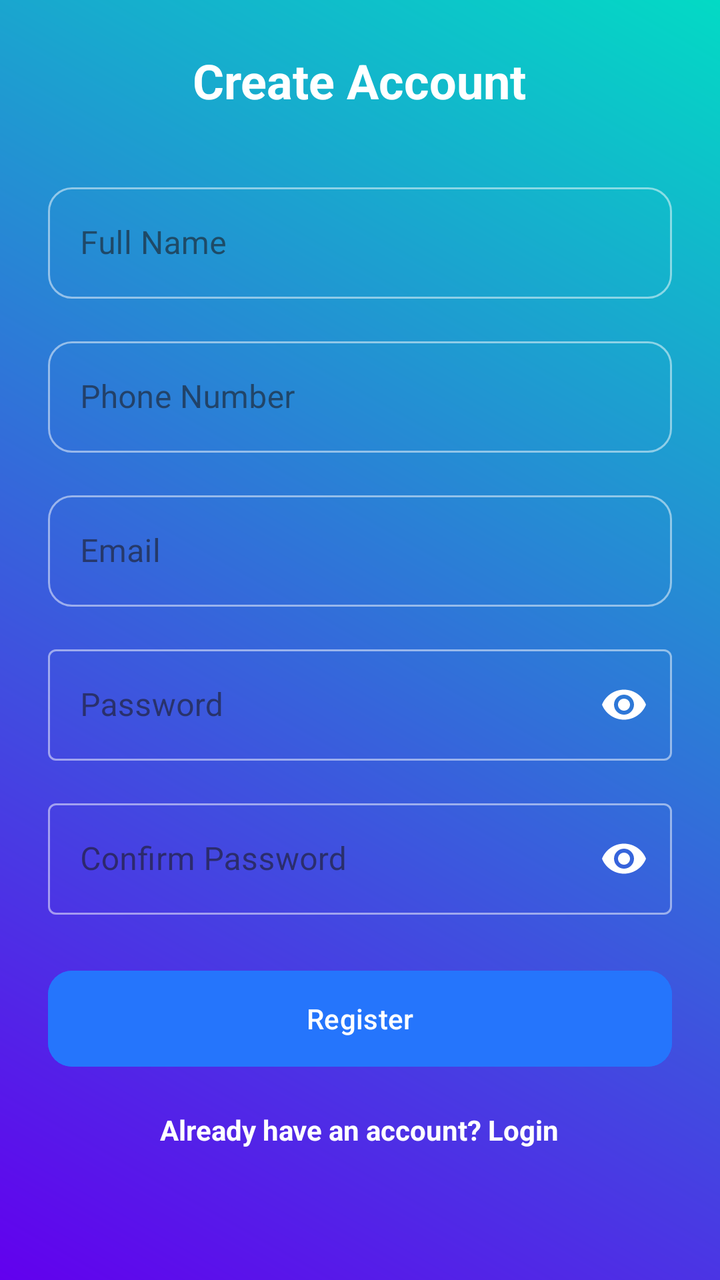
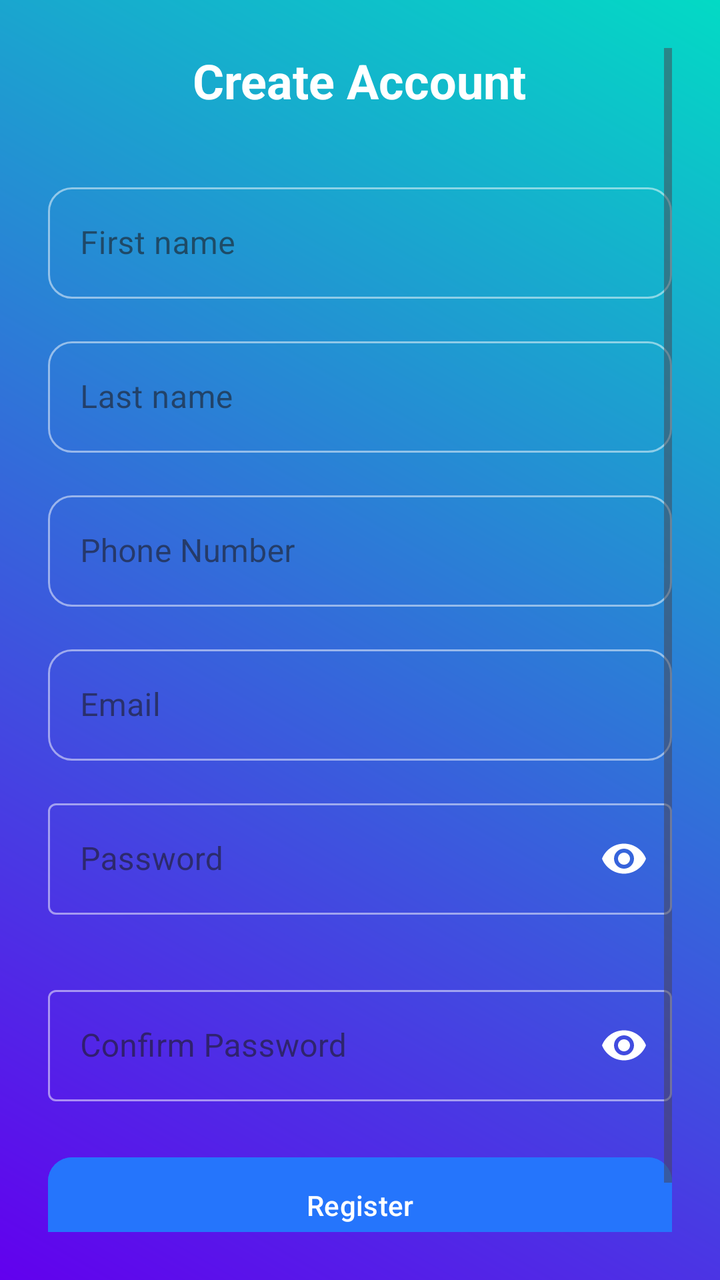

The first picture is an Android layout as it rendered before a commit; the second is the same layout after the commit. The layout source and the unified diff follow.
<!-- AndroidManifest.xml: application theme Theme.SmartAssistiveSystem -->
<!-- res/layout/activity_register.xml -->
<?xml version="1.0" encoding="utf-8"?>
<ScrollView xmlns:android="http://schemas.android.com/apk/res/android"
    xmlns:app="http://schemas.android.com/apk/res-auto"
    android:layout_width="match_parent"
    android:layout_height="match_parent"
    android:background="@drawable/loginactivity_gradient_background"
    android:padding="24dp">

    <LinearLayout
        android:layout_width="match_parent"
        android:layout_height="wrap_content"
        android:orientation="vertical">

        
        <com.google.android.material.textview.MaterialTextView
            android:id="@+id/tv_title"
            android:layout_width="wrap_content"
            android:layout_height="wrap_content"
            android:layout_gravity="center_horizontal"
            android:layout_marginBottom="32dp"
            android:text="@string/create_account"
            android:textAppearance="?attr/textAppearanceHeadline5"
            android:textColor="@android:color/white"
            android:textStyle="bold" />

        
        <com.google.android.material.textfield.TextInputLayout
            android:id="@+id/til_name"
            style="@style/Widget.MaterialComponents.TextInputLayout.OutlinedBox"
            android:layout_width="match_parent"
            android:layout_height="wrap_content"
            android:layout_marginBottom="16dp"
            app:boxCornerRadiusTopStart="12dp"
            app:boxCornerRadiusTopEnd="12dp"
            app:boxCornerRadiusBottomStart="12dp"
            app:boxCornerRadiusBottomEnd="12dp"
            app:boxStrokeColor="@color/selector_stroke">

            <com.google.android.material.textfield.TextInputEditText
                android:id="@+id/et_name"
                android:layout_width="match_parent"
                android:layout_height="wrap_content"
                android:hint="@string/full_name"
                android:textColor="@android:color/white"
                android:textColorHint="#B3FFFFFF" />
        </com.google.android.material.textfield.TextInputLayout>

        
        <com.google.android.material.textfield.TextInputLayout
            android:id="@+id/til_phone"
            style="@style/Widget.MaterialComponents.TextInputLayout.OutlinedBox"
            android:layout_width="match_parent"
            android:layout_height="wrap_content"
            android:layout_marginBottom="16dp"
            app:boxCornerRadiusTopStart="12dp"
            app:boxCornerRadiusTopEnd="12dp"
            app:boxCornerRadiusBottomStart="12dp"
            app:boxCornerRadiusBottomEnd="12dp"
            app:boxStrokeColor="@color/selector_stroke">

            <com.google.android.material.textfield.TextInputEditText
                android:id="@+id/et_phone"
                android:layout_width="match_parent"
                android:layout_height="wrap_content"
                android:hint="@string/phone_number"
                android:inputType="phone"
                android:textColor="@android:color/white"
                android:textColorHint="#B3FFFFFF" />
        </com.google.android.material.textfield.TextInputLayout>

        
        <com.google.android.material.textfield.TextInputLayout
            android:id="@+id/til_email"
            style="@style/Widget.MaterialComponents.TextInputLayout.OutlinedBox"
            android:layout_width="match_parent"
            android:layout_height="wrap_content"
            android:layout_marginBottom="16dp"
            app:boxCornerRadiusTopStart="12dp"
            app:boxCornerRadiusTopEnd="12dp"
            app:boxCornerRadiusBottomStart="12dp"
            app:boxCornerRadiusBottomEnd="12dp"
            app:boxStrokeColor="@color/selector_stroke">

            <com.google.android.material.textfield.TextInputEditText
                android:id="@+id/et_email"
                android:layout_width="match_parent"
                android:layout_height="wrap_content"
                android:hint="@string/email"
                android:inputType="textEmailAddress"
                android:textColor="@android:color/white"
                android:textColorHint="#B3FFFFFF" />
        </com.google.android.material.textfield.TextInputLayout>

        
        <com.google.android.material.textfield.TextInputLayout
            android:id="@+id/til_password"
            style="@style/Widget.MaterialComponents.TextInputLayout.OutlinedBox"
            android:layout_width="match_parent"
            android:layout_height="wrap_content"
            android:layout_marginBottom="16dp"
            app:passwordToggleEnabled="true"
            app:passwordToggleTint="@android:color/white"
            app:boxStrokeColor="@color/selector_stroke">

            <com.google.android.material.textfield.TextInputEditText
                android:id="@+id/et_password"
                android:layout_width="match_parent"
                android:layout_height="wrap_content"
                android:hint="@string/password"
                android:inputType="textPassword"
                android:textColor="@android:color/white"
                android:textColorHint="#B3FFFFFF" />
        </com.google.android.material.textfield.TextInputLayout>

        
        <com.google.android.material.textfield.TextInputLayout
            android:id="@+id/til_confirm"
            style="@style/Widget.MaterialComponents.TextInputLayout.OutlinedBox"
            android:layout_width="match_parent"
            android:layout_height="wrap_content"
            android:layout_marginBottom="24dp"
            app:passwordToggleEnabled="true"
            app:passwordToggleTint="@android:color/white"
            app:boxStrokeColor="@color/selector_stroke">

            <com.google.android.material.textfield.TextInputEditText
                android:id="@+id/et_confirm"
                android:layout_width="match_parent"
                android:layout_height="wrap_content"
                android:hint="@string/confirm_password"
                android:inputType="textPassword"
                android:textColor="@android:color/white"
                android:textColorHint="#B3FFFFFF" />
        </com.google.android.material.textfield.TextInputLayout>

        
        <com.google.android.material.button.MaterialButton
            android:id="@+id/btn_register"
            android:layout_width="match_parent"
            android:layout_height="56dp"
            android:backgroundTint="@color/colorPrimary"
            android:text="@string/register"
            android:textColor="@android:color/white"
            app:cornerRadius="12dp" />

        
        <TextView
            android:id="@+id/tvGoToLogin"
            android:layout_width="wrap_content"
            android:layout_height="wrap_content"
            android:layout_gravity="center_horizontal"
            android:layout_marginTop="18dp"
            android:text="@string/already_have_account_login"
            android:textColor="@android:color/white"
            android:textStyle="bold"
            android:textSize="14sp"
            android:clickable="true"
            android:focusable="true" />

    </LinearLayout>
</ScrollView>
<!-- resources referenced by this layout -->
<resources>
  <color name="colorPrimary">#2575FC</color>
  <!-- drawable loginactivity_gradient_background (drawable) -->
  <?xml version="1.0" encoding="utf-8"?>
  <shape xmlns:android="http://schemas.android.com/apk/res/android">
      <gradient
          android:startColor="@color/purple_500"
  
          android:endColor="@color/teal_200"
          android:angle="45"
          android:type="linear" />
  </shape>
  <string name="already_have_account_login">Already have an account? Login</string>
  <string name="confirm_password">Confirm Password</string>
  <string name="create_account">Create Account</string>
  <string name="email">Email</string>
  <string name="full_name">Full Name</string>
  <string name="password">Password</string>
  <string name="phone_number">Phone Number</string>
  <string name="register">Register</string>
  <style name="Theme.SmartAssistiveSystem" parent="Theme.Material3.DayNight.NoActionBar">
  
          
          <item name="windowActionBar">false</item>
          <item name="windowNoTitle">true</item>
  
          
          <item name="colorPrimary">@color/purple_500</item>
          <item name="colorPrimaryVariant">@color/purple_700</item>
          <item name="colorOnPrimary">@color/white</item>
  
          
          <item name="colorSecondary">@color/teal_200</item>
          <item name="colorOnSecondary">@color/black</item>
  
          
          <item name="android:statusBarColor">?attr/colorPrimaryVariant</item>
  
          
          <item name="actionMenuTextAppearance">@style/ActionMenuTextStyle</item>
      </style>
  <color name="purple_500">#6200EE</color>
  <color name="teal_200">#03DAC5</color>
  <color name="purple_700">#3700B3</color>
  <color name="white">#FFFFFF</color>
  <color name="black">#000000</color>
  <style name="ActionMenuTextStyle" parent="@android:style/TextAppearance.Widget.IconMenu.Item">
          <item name="android:textSize">14sp</item>
          <item name="android:textColor">#FFFFFF</item>
          <item name="android:textAllCaps">false</item>
      </style>
</resources>

<!-- the commit's change to res/layout/activity_register.xml (unified diff, before → after) -->
@@ -25,7 +25,7 @@
 
         
         <com.google.android.material.textfield.TextInputLayout
-            android:id="@+id/til_name"
+            android:id="@+id/til_first_name"
             style="@style/Widget.MaterialComponents.TextInputLayout.OutlinedBox"
             android:layout_width="match_parent"
             android:layout_height="wrap_content"
@@ -37,10 +37,34 @@
             app:boxStrokeColor="@color/selector_stroke">
 
             <com.google.android.material.textfield.TextInputEditText
-                android:id="@+id/et_name"
+                android:id="@+id/et_first_name"
                 android:layout_width="match_parent"
                 android:layout_height="wrap_content"
-                android:hint="@string/full_name"
+                android:hint="@string/hint_first_name"
+                android:inputType="textPersonName"
+                android:textColor="@android:color/white"
+                android:textColorHint="#B3FFFFFF" />
+        </com.google.android.material.textfield.TextInputLayout>
+
+        
+        <com.google.android.material.textfield.TextInputLayout
+            android:id="@+id/til_last_name"
+            style="@style/Widget.MaterialComponents.TextInputLayout.OutlinedBox"
+            android:layout_width="match_parent"
+            android:layout_height="wrap_content"
+            android:layout_marginBottom="16dp"
+            app:boxCornerRadiusTopStart="12dp"
+            app:boxCornerRadiusTopEnd="12dp"
+            app:boxCornerRadiusBottomStart="12dp"
+            app:boxCornerRadiusBottomEnd="12dp"
+            app:boxStrokeColor="@color/selector_stroke">
+
+            <com.google.android.material.textfield.TextInputEditText
+                android:id="@+id/et_last_name"
+                android:layout_width="match_parent"
+                android:layout_height="wrap_content"
+                android:hint="@string/hint_last_name"
+                android:inputType="textPersonName"
                 android:textColor="@android:color/white"
                 android:textColorHint="#B3FFFFFF" />
         </com.google.android.material.textfield.TextInputLayout>
@@ -97,7 +121,7 @@
             style="@style/Widget.MaterialComponents.TextInputLayout.OutlinedBox"
             android:layout_width="match_parent"
             android:layout_height="wrap_content"
-            android:layout_marginBottom="16dp"
+            android:layout_marginBottom="4dp"
             app:passwordToggleEnabled="true"
             app:passwordToggleTint="@android:color/white"
             app:boxStrokeColor="@color/selector_stroke">
@@ -111,6 +135,17 @@
                 android:textColor="@android:color/white"
                 android:textColorHint="#B3FFFFFF" />
         </com.google.android.material.textfield.TextInputLayout>
+
+        
+        <TextView
+            android:id="@+id/tv_password_strength"
+            android:layout_width="wrap_content"
+            android:layout_height="wrap_content"
+            android:layout_marginBottom="12dp"
+            android:text=""
+            android:textColor="@android:color/white"
+            android:textSize="12sp"
+            android:textStyle="bold" />
 
         
         <com.google.android.material.textfield.TextInputLayout
<!-- resource entries referenced after the edit -->
@@ -15,7 +15,8 @@
   <string name="confirm_password">Confirm Password</string>
   <string name="create_account">Create Account</string>
   <string name="email">Email</string>
-  <string name="full_name">Full Name</string>
+  <string name="hint_first_name">First name</string>
+  <string name="hint_last_name">Last name</string>
   <string name="password">Password</string>
   <string name="phone_number">Phone Number</string>
   <string name="register">Register</string>
